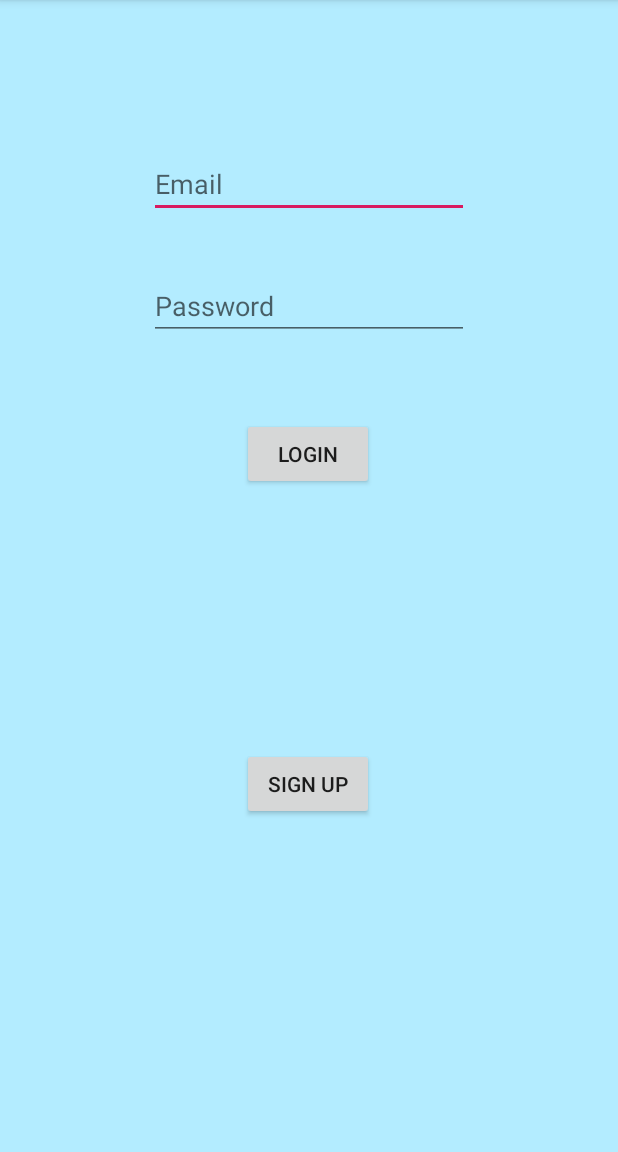
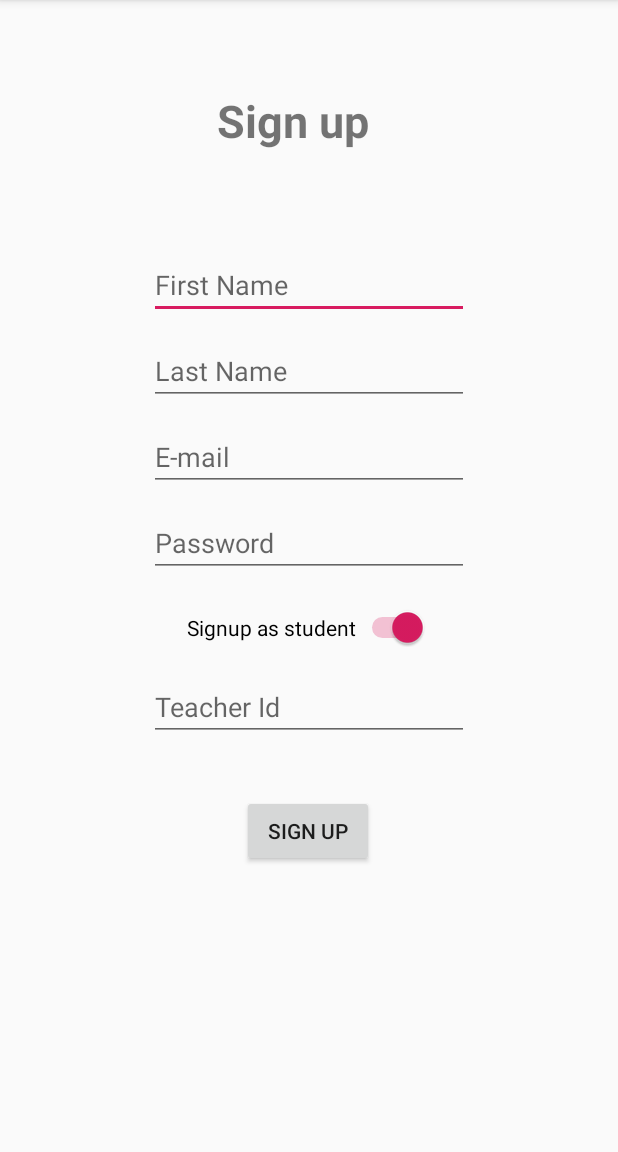
Before and after one commit to miriDcoder/Speech2Me-Client, an Android app: the screen it shows after launch (MainActivity before the commit, SignUp after it), after a tap on "SIGN UP", on a phone screen of 412 x 824 dp, the part 84-1236 px from its top. Run offline under Robolectric (Android 15) with nearby library versions, the phone set to English and light mode, and no system bars.

Commit message:
Added: *Signup page *Db utils class - for any database code
Modified:
*added constructors for teacher & student

->check the TODOs

```diff
--- a/app/src/main/AndroidManifest.xml
+++ b/app/src/main/AndroidManifest.xml
@@ -9,6 +9,7 @@
         android:roundIcon="@mipmap/ic_launcher_round"
         android:supportsRtl="true"
         android:theme="@style/AppTheme">
+        <activity android:name=".SignUp"></activity>
         <activity android:name=".MainActivity">
             <intent-filter>
                 <action android:name="android.intent.action.MAIN" />
--- a/app/src/main/java/com/example/project/MainActivity.java
+++ b/app/src/main/java/com/example/project/MainActivity.java
@@ -1,6 +1,7 @@
 package com.example.project;
 
 import android.content.Context;
+import android.content.Intent;
 import android.os.Bundle;
 import android.support.v7.app.AppCompatActivity;
 import android.view.View;
@@ -65,7 +66,7 @@ public class MainActivity extends AppCompatActivity {
         signUpBtn.setOnClickListener(new View.OnClickListener(){
             @Override
             public void onClick(View v){
-
+                startActivity(new Intent(MainActivity.this, SignUp.class));
             }
         });
     }
--- a/app/src/main/java/com/example/project/Student.java
+++ b/app/src/main/java/com/example/project/Student.java
@@ -15,6 +15,15 @@ public class Student extends User {
         this.mLevel = iLevel;
         this.mAge = iAge;
         this.mScore = iScore;
+        this.mTeacherId = iTeacherId;
+    }
+
+    public Student (String iEmail, String iPassword, String iFirstName,
+                    String iLastName, String iTeacherId)
+    {
+        super(iEmail, iPassword, iFirstName, iLastName, "", "");
+        this.mLevel = 0;
+        this.mScore = 0;
         this.mTeacherId = iTeacherId;
     }
 
--- /dev/null
+++ b/app/src/main/res/layout/activity_sign_up.xml
@@ -0,0 +1,139 @@
+<?xml version="1.0" encoding="utf-8"?>
+<android.support.constraint.ConstraintLayout xmlns:android="http://schemas.android.com/apk/res/android"
+    xmlns:app="http://schemas.android.com/apk/res-auto"
+    xmlns:tools="http://schemas.android.com/tools"
+    android:layout_width="match_parent"
+    android:layout_height="match_parent"
+    tools:context=".SignUp">
+
+    <Switch
+        android:id="@+id/switchSignupAsStudent"
+        android:layout_width="wrap_content"
+        android:layout_height="wrap_content"
+        android:layout_marginStart="8dp"
+        android:layout_marginLeft="8dp"
+        android:layout_marginTop="20dp"
+        android:layout_marginEnd="8dp"
+        android:layout_marginRight="8dp"
+        android:checked="true"
+        android:text="Signup as student"
+        android:textOff="Signup as teacher"
+        android:textOn="Signup as student"
+        app:layout_constraintEnd_toEndOf="parent"
+        app:layout_constraintHorizontal_bias="0.497"
+        app:layout_constraintStart_toStartOf="parent"
+        app:layout_constraintTop_toBottomOf="@+id/editTextPassword"
+        tools:checked="false" />
+
+    <EditText
+        android:id="@+id/editTextFirstName"
+        android:layout_width="wrap_content"
+        android:layout_height="wrap_content"
+        android:layout_marginStart="8dp"
+        android:layout_marginLeft="8dp"
+        android:layout_marginTop="60dp"
+        android:layout_marginEnd="8dp"
+        android:layout_marginRight="8dp"
+        android:ems="10"
+        android:hint="First Name"
+        android:inputType="textPersonName"
+        app:layout_constraintEnd_toEndOf="parent"
+        app:layout_constraintStart_toStartOf="parent"
+        app:layout_constraintTop_toBottomOf="@+id/textViewSignup" />
+
+    <TextView
+        android:id="@+id/textViewSignup"
+        android:layout_width="123dp"
+        android:layout_height="47dp"
+        android:layout_marginStart="8dp"
+        android:layout_marginLeft="8dp"
+        android:layout_marginTop="60dp"
+        android:layout_marginEnd="8dp"
+        android:layout_marginRight="8dp"
+        android:text="Sign up"
+        android:textSize="30sp"
+        android:textStyle="bold"
+        app:layout_constraintEnd_toEndOf="parent"
+        app:layout_constraintStart_toStartOf="parent"
+        app:layout_constraintTop_toTopOf="parent" />
+
+    <EditText
+        android:id="@+id/editTextLastName"
+        android:layout_width="wrap_content"
+        android:layout_height="wrap_content"
+        android:layout_marginStart="8dp"
+        android:layout_marginLeft="8dp"
+        android:layout_marginTop="12dp"
+        android:layout_marginEnd="8dp"
+        android:layout_marginRight="8dp"
+        android:ems="10"
+        android:hint="Last Name"
+        android:inputType="textPersonName"
+        app:layout_constraintEnd_toEndOf="parent"
+        app:layout_constraintStart_toStartOf="parent"
+        app:layout_constraintTop_toBottomOf="@+id/editTextFirstName" />
+
+    <EditText
+        android:id="@+id/editTextEmail"
+        android:layout_width="wrap_content"
+        android:layout_height="wrap_content"
+        android:layout_marginStart="8dp"
+        android:layout_marginLeft="8dp"
+        android:layout_marginTop="12dp"
+        android:layout_marginEnd="8dp"
+        android:layout_marginRight="8dp"
+        android:ems="10"
+        android:hint="E-mail"
+        android:inputType="textEmailAddress"
+        app:layout_constraintEnd_toEndOf="parent"
+        app:layout_constraintStart_toStartOf="parent"
+        app:layout_constraintTop_toBottomOf="@+id/editTextLastName" />
+
+    <EditText
+        android:id="@+id/editTextPassword"
+        android:layout_width="wrap_content"
+        android:layout_height="wrap_content"
+        android:layout_marginStart="8dp"
+        android:layout_marginLeft="8dp"
+        android:layout_marginTop="12dp"
+        android:layout_marginEnd="8dp"
+        android:layout_marginRight="8dp"
+        android:ems="10"
+        android:hint="Password "
+        android:inputType="textPassword"
+        app:layout_constraintEnd_toEndOf="parent"
+        app:layout_constraintStart_toStartOf="parent"
+        app:layout_constraintTop_toBottomOf="@+id/editTextEmail" />
+
+    <EditText
+        android:id="@+id/editTextTeacherId"
+        android:layout_width="wrap_content"
+        android:layout_height="wrap_content"
+        android:layout_marginStart="8dp"
+        android:layout_marginLeft="8dp"
+        android:layout_marginTop="44dp"
+        android:layout_marginEnd="8dp"
+        android:layout_marginRight="8dp"
+        android:ems="10"
+        android:hint="Teacher Id"
+        android:inputType="numberDecimal"
+        app:layout_constraintEnd_toEndOf="parent"
+        app:layout_constraintStart_toStartOf="parent"
+        app:layout_constraintTop_toTopOf="@+id/switchSignupAsStudent" />
+
+    <Button
+        android:id="@+id/buttonSignup"
+        android:layout_width="wrap_content"
+        android:layout_height="wrap_content"
+        android:layout_marginStart="8dp"
+        android:layout_marginLeft="8dp"
+        android:layout_marginTop="36dp"
+        android:layout_marginEnd="8dp"
+        android:layout_marginRight="8dp"
+        android:text="Sign up"
+        app:layout_constraintEnd_toEndOf="parent"
+        app:layout_constraintHorizontal_bias="0.498"
+        app:layout_constraintStart_toStartOf="parent"
+        app:layout_constraintTop_toBottomOf="@+id/editTextTeacherId" />
+
+</android.support.constraint.ConstraintLayout>
```
Also changed, not shown: app/src/main/java/com/example/project/DbUtils.java (added, +13 -0 lines), app/src/main/java/com/example/project/SignUp.java (added, +185 -0 lines), app/src/main/java/com/example/project/Teacher.java (+7 -0 lines).
